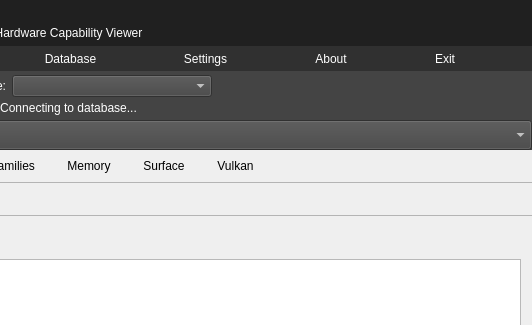
SaschaWillems/VulkanCapsViewer, file vulkancapsviewer.ui: the form before one commit; both pictures show x 395 to 927 and y 0 to 325 of the 927 by 755 pixel window.
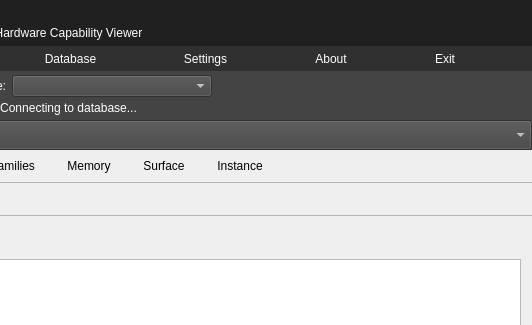
The form after the commit. Icons and pictures are not drawn.

Commit message:
Renamed Vulkan tab to Instance
Renamed instance related functions

Diff of the .ui file:
```diff
--- a/vulkancapsviewer.ui
+++ b/vulkancapsviewer.ui
@@ -1376,7 +1376,7 @@
          </widget>
          <widget class="QWidget" name="tab_7">
           <attribute name="title">
-           <string>Vulkan</string>
+           <string>Instance</string>
           </attribute>
           <layout class="QVBoxLayout" name="verticalLayout_5">
            <property name="spacing">
```
Left out of the diff: 2 changed lines with no effect on the pictures. The commit also changes 2 other files.
